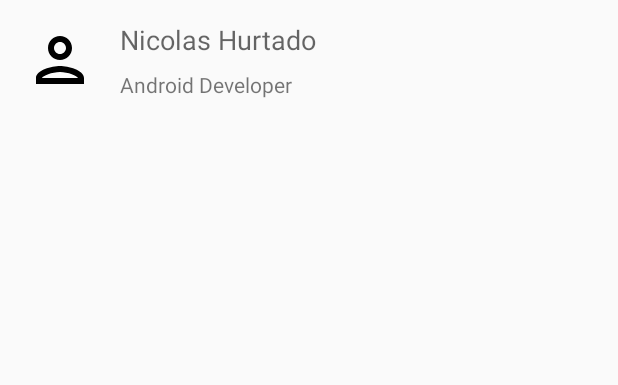
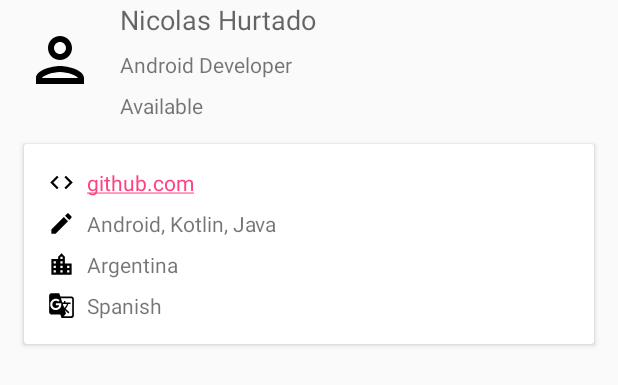
Before and after one commit to nicolashleon/PagerApp, an Android app: the layout item_team_member.xml on its own in the app's theme, with its tools: preview values and no code run, on a phone screen of 412 x 824 dp. Shown: the top 385 px of the screen. Run offline under Robolectric (Android 15) with nearby library versions, the phone set to English and light mode, and no system bars.

Commit message:
Added additional information cardview to display the extra data about each of the team members.

```diff
--- a/app/build.gradle
+++ b/app/build.gradle
@@ -32,6 +32,7 @@ dependencies {
     implementation "org.jetbrains.kotlin:kotlin-stdlib-jdk7:$kotlin_version"
 
     implementation 'com.android.support:appcompat-v7:27.1.1'
+    implementation 'com.android.support:cardview-v7:27.1.1'
     implementation 'com.android.support.constraint:constraint-layout:1.1.2'
     implementation 'com.android.support:design:27.1.1'
 
--- a/app/src/main/java/com/pager/teamapp/TeamRepository.kt
+++ b/app/src/main/java/com/pager/teamapp/TeamRepository.kt
@@ -33,7 +33,8 @@ class TeamRepository {
                         roles.getOrDefault(it.role.toString(), String.EMPTY_STRING()),
                         it.languages,
                         it.tags,
-                        it.location))
+                        it.location,
+                        github = it.github))
             }
             members
         })
--- /dev/null
+++ b/app/src/main/java/com/pager/teamapp/ui/TeamItemDecoration.kt
@@ -0,0 +1,14 @@
+package com.pager.teamapp.ui
+
+import android.graphics.Rect
+import android.support.v7.widget.RecyclerView
+import android.view.View
+import com.pager.teamapp.R
+
+class TeamItemDecoration : RecyclerView.ItemDecoration() {
+
+    override fun getItemOffsets(outRect: Rect?, view: View?, parent: RecyclerView?, state: RecyclerView.State?) {
+        super.getItemOffsets(outRect, view, parent, state)
+        outRect?.top = view?.resources?.getDimensionPixelOffset(R.dimen.item_decoration_offset) ?: 0
+    }
+}
--- a/app/src/main/java/com/pager/teamapp/ui/activities/TeamActivity.kt
+++ b/app/src/main/java/com/pager/teamapp/ui/activities/TeamActivity.kt
@@ -4,10 +4,9 @@ import android.os.Bundle
 import android.support.design.widget.Snackbar
 import android.support.v7.app.AppCompatActivity
 import android.support.v7.widget.LinearLayoutManager
-import android.view.Menu
-import android.view.MenuItem
 import android.view.View
 import com.pager.teamapp.R
+import com.pager.teamapp.ui.TeamItemDecoration
 import com.pager.teamapp.ui.adapters.TeamMembersAdapter
 import com.pager.teamapp.ui.models.TeamMember
 import com.pager.teamapp.ui.presenters.TeamMembersPresenter
@@ -30,6 +29,7 @@ class TeamActivity : AppCompatActivity(), TeamMembersView {
         supportActionBar?.title = getString(R.string.activity_team_toolbar_title)
         presenter = TeamMembersPresenter()
         recyclerView.layoutManager = LinearLayoutManager(this)
+        recyclerView.addItemDecoration(TeamItemDecoration())
         adapter = TeamMembersAdapter()
         recyclerView.adapter = adapter
 
@@ -58,7 +58,7 @@ class TeamActivity : AppCompatActivity(), TeamMembersView {
 
     override fun showError() {
         val snackbar = Snackbar.make(coordinatorLayout,
-                getString(R.string.activity_team_error_msg),
+                getString(R.string.txt_error_msg),
                 Snackbar.LENGTH_LONG)
 
         snackbar.setAction(getString(R.string.action_reload)) { presenter.getTeamMembers() }
--- a/app/src/main/java/com/pager/teamapp/ui/delegates/TeamMembersDelegateAdapter.kt
+++ b/app/src/main/java/com/pager/teamapp/ui/delegates/TeamMembersDelegateAdapter.kt
@@ -1,5 +1,6 @@
 package com.pager.teamapp.ui.delegates
 
+import android.support.v7.widget.CardView
 import android.support.v7.widget.RecyclerView.ViewHolder
 import android.view.LayoutInflater
 import android.view.ViewGroup
@@ -18,22 +19,41 @@ class TeamMembersDelegateAdapter : DelegateAdapter<TeamMembersDelegateAdapter.Te
 
     override fun onBindViewHolder(viewHolder: TeamMemberViewHolder, uiModel: TeamMember) {
         uiModel.apply {
+
             viewHolder.nameTextView.text = name
             viewHolder.roleTextView.text = role
-            if (!picture.isEmpty()) {
+
+            if (status.isNotEmpty()) {
+                viewHolder.statusTextView.text = status
+            }
+            if (picture.isNotEmpty()) {
                 Picasso.get().load(picture)
                         .transform(CircleTransform())
                         .placeholder(R.drawable.ic_avatar_outline_48dp)
                         .error(R.drawable.ic_avatar_outline_48dp)
                         .into(viewHolder.picture)
             }
+
+            viewHolder.apply {
+                githubHandleTextView.text = itemView.context.getString(R.string.txt_github_handle, github)
+                skillsTextView.text = skills.joinToString()
+                locationTextView.text = location
+                languagesTextView.text = languages.joinToString()
+            }
+
         }
     }
 
     class TeamMemberViewHolder(parent: ViewGroup) : ViewHolder(LayoutInflater.from(parent.context).inflate(R.layout.item_team_member, parent, false)) {
         val nameTextView: TextView by lazy { itemView.findViewById(R.id.nameTextView) as TextView }
         val roleTextView: TextView by lazy { itemView.findViewById(R.id.roleTextView) as TextView }
+        val statusTextView: TextView by lazy { itemView.findViewById(R.id.statusTextView) as TextView }
+        val githubHandleTextView: TextView by lazy { itemView.findViewById(R.id.githubHandleTextView) as TextView }
+        val skillsTextView: TextView by lazy { itemView.findViewById(R.id.skillsTextView) as TextView }
+        val locationTextView: TextView by lazy { itemView.findViewById(R.id.locationTextView) as TextView }
+        val languagesTextView: TextView by lazy { itemView.findViewById(R.id.languagesTextView) as TextView }
         val picture: ImageView by lazy { itemView.findViewById(R.id.imageView) as ImageView }
+        val additionalInformationCardView: CardView by lazy { itemView.findViewById(R.id.additionalInformationCardView) as CardView }
 
     }
 }
--- a/app/src/main/java/com/pager/teamapp/ui/models/TeamMember.kt
+++ b/app/src/main/java/com/pager/teamapp/ui/models/TeamMember.kt
@@ -8,7 +8,9 @@ data class TeamMember(var name: String = String.EMPTY_STRING(),
                       var languages: List<String> = ArrayList(),
                       var skills: List<String> = ArrayList(),
                       var location: String = String.EMPTY_STRING(),
-                      var status: String = String.EMPTY_STRING()) : DelegateUIModel {
+                      var status: String = String.EMPTY_STRING(),
+                      var github : String = String.EMPTY_STRING(),
+                      var isExpanded: Boolean = false) : DelegateUIModel {
     companion object {
         const val TEAM_MEMBER_VIEW_TYPE = 1
         fun getNameComparator(): Comparator<TeamMember> {
@@ -17,6 +19,4 @@ data class TeamMember(var name: String = String.EMPTY_STRING(),
     }
 
     override val viewType: Int = TEAM_MEMBER_VIEW_TYPE
-
-
 }
--- /dev/null
+++ b/app/src/main/res/drawable/ic_code_18dp.xml
@@ -0,0 +1,12 @@
+<?xml version="1.0" encoding="utf-8"?>
+<vector xmlns:android="http://schemas.android.com/apk/res/android"
+    android:width="18dp"
+    android:height="18dp"
+    android:viewportHeight="24"
+    android:viewportWidth="24">
+
+    <path android:pathData="M0 0h24v24H0V0z" />
+    <path
+        android:fillColor="#000000"
+        android:pathData="M9.4 16.6L4.8 12l4.6-4.6L8 6l-6 6 6 6 1.4-1.4zm5.2 0l4.6-4.6-4.6-4.6L16 6l6 6-6 6-1.4-1.4z" />
+</vector>
--- /dev/null
+++ b/app/src/main/res/drawable/ic_languages_18dp.xml
@@ -0,0 +1,13 @@
+<?xml version="1.0" encoding="utf-8"?>
+<vector xmlns:android="http://schemas.android.com/apk/res/android"
+    android:width="18dp"
+    android:height="18dp"
+    android:viewportHeight="24"
+    android:viewportWidth="24">
+
+    <path
+        android:fillColor="#000000"
+        android:pathData="M21 4H11l-1-3H3c-1.1 0-2 0.9-2 2v15c0 1.1 0.9 2 2 2h8l1 3h9c1.1 0 2-0.9 2-2V6c0-1.1-0.9-2-2-2zM7 16c-2.76 0-5-2.24-5-5s2.24-5 5-5c1.35 0 2.48 0.5 3.35 1.3L9.03 8.57c-0.38-0.36-1.04-0.78-2.03-0.78-1.74 0-3.15 1.44-3.15 3.21S5.26 14.21 7 14.21c2.01 0 2.84-1.44 2.92-2.41H7v-1.71h4.68c0.07 0.31 0.12 0.61 0.12 1.02C11.8 13.97 9.89 16 7 16zm6.17-5.42h3.7c-0.43 1.25-1.11 2.43-2.05 3.47-0.31-0.35-0.6-0.72-0.86-1.1l-0.79-2.37zm8.33 9.92c0 0.55-0.45 1-1 1H14l2-2.5-1.04-3.1 3.1 3.1 0.92 -0.92-3.3-3.25 0.02 -0.02c1.13-1.25 1.93-2.69 2.4-4.22H20v-1.3h-4.53V8h-1.29v1.29h-1.44L11.46 5.5h9.04c0.55 0 1 0.45 1 1v14z" />
+    <path android:pathData="M0 0h24v24H0zm0 0h24v24H0z" />
+
+</vector>
--- /dev/null
+++ b/app/src/main/res/drawable/ic_location_18dp.xml
@@ -0,0 +1,13 @@
+<?xml version="1.0" encoding="utf-8"?>
+<vector xmlns:android="http://schemas.android.com/apk/res/android"
+    android:width="18dp"
+    android:height="18dp"
+    android:viewportWidth="24"
+    android:viewportHeight="24">
+
+    <path
+        android:fillColor="#000000"
+        android:pathData="M15 11V5l-3-3-3 3v2H3v14h18V11h-6zm-8 8H5v-2h2v2zm0-4H5v-2h2v2zm0-4H5V9h2v2zm6 8h-2v-2h2v2zm0-4h-2v-2h2v2zm0-4h-2V9h2v2zm0-4h-2V5h2v2zm6 12h-2v-2h2v2zm0-4h-2v-2h2v2z" />
+    <path
+        android:pathData="M0 0h24v24H0z" />
+</vector>
--- /dev/null
+++ b/app/src/main/res/drawable/ic_skills_18dp.xml
@@ -0,0 +1,13 @@
+<?xml version="1.0" encoding="utf-8"?>
+<vector xmlns:android="http://schemas.android.com/apk/res/android"
+    android:width="18dp"
+    android:height="18dp"
+    android:viewportWidth="24"
+    android:viewportHeight="24">
+
+    <path
+        android:fillColor="#000000"
+        android:pathData="M3 17.25V21h3.75L17.81 9.94l-3.75-3.75L3 17.25zM20.71 7.04c0.39-0.39 0.39 -1.02 0-1.41l-2.34-2.34c-0.39-0.39-1.02-0.39-1.41 0l-1.83 1.83 3.75 3.75 1.83-1.83z" />
+    <path
+        android:pathData="M0 0h24v24H0z" />
+</vector>
--- a/app/src/main/res/layout/item_team_member.xml
+++ b/app/src/main/res/layout/item_team_member.xml
@@ -1,13 +1,18 @@
 <?xml version="1.0" encoding="utf-8"?>
-<android.support.constraint.ConstraintLayout xmlns:android="http://schemas.android.com/apk/res/android"
+<LinearLayout xmlns:android="http://schemas.android.com/apk/res/android"
     xmlns:app="http://schemas.android.com/apk/res-auto"
     xmlns:tools="http://schemas.android.com/tools"
+    android:layout_width="match_parent"
+    android:layout_height="wrap_content"
+    android:orientation="vertical">
+
+    <android.support.constraint.ConstraintLayout
         android:layout_width="match_parent"
         android:layout_height="wrap_content">
 
         <ImageView
             android:id="@+id/imageView"
-        android:layout_width="@dimen/team_member_picture_size"
+            android:layout_width="48dp"
             android:layout_height="@dimen/team_member_picture_size"
             android:layout_margin="@dimen/normal_margin"
             android:src="@drawable/ic_avatar_outline_48dp"
@@ -15,7 +20,8 @@
             app:layout_constraintEnd_toEndOf="parent"
             app:layout_constraintHorizontal_bias="0.0"
             app:layout_constraintStart_toStartOf="parent"
-        app:layout_constraintTop_toTopOf="parent" />
+            app:layout_constraintTop_toTopOf="parent"
+            app:layout_constraintVertical_bias="0.5" />
 
 
         <LinearLayout
@@ -46,7 +52,75 @@
                 android:layout_marginTop="@dimen/half_margin"
                 tools:text="Android Developer" />
 
+            <TextView
+                android:id="@+id/statusTextView"
+                style="@style/Base.TextAppearance.AppCompat.Small"
+                android:layout_width="match_parent"
+                android:layout_height="wrap_content"
+                android:layout_marginTop="@dimen/half_margin"
+                android:text="Available"
+                tools:text="Available" />
+
         </LinearLayout>
 
+    </android.support.constraint.ConstraintLayout>
 
-</android.support.constraint.ConstraintLayout>
+    <android.support.v7.widget.CardView
+        android:id="@+id/additionalInformationCardView"
+        android:layout_width="match_parent"
+        android:layout_height="wrap_content"
+        android:layout_gravity="center"
+        android:layout_margin="@dimen/normal_margin">
+
+        <LinearLayout
+            android:layout_width="match_parent"
+            android:layout_height="wrap_content"
+            android:layout_margin="@dimen/normal_margin"
+            android:orientation="vertical">
+
+            <TextView
+                android:id="@+id/githubHandleTextView"
+                style="@style/Base.TextAppearance.AppCompat.Small"
+                android:layout_width="wrap_content"
+                android:layout_height="wrap_content"
+                android:autoLink="web"
+                android:drawablePadding="@dimen/half_margin"
+                android:drawableStart="@drawable/ic_code_18dp"
+                tools:text="github.com" />
+
+            <TextView
+                android:id="@+id/skillsTextView"
+                style="@style/Base.TextAppearance.AppCompat.Small"
+                android:layout_width="wrap_content"
+                android:layout_height="wrap_content"
+                android:layout_marginTop="@dimen/half_margin"
+                android:drawablePadding="@dimen/half_margin"
+                android:drawableStart="@drawable/ic_skills_18dp"
+                tools:text="Android, Kotlin, Java" />
+
+            <TextView
+                android:id="@+id/locationTextView"
+                style="@style/Base.TextAppearance.AppCompat.Small"
+                android:layout_width="wrap_content"
+                android:layout_height="wrap_content"
+                android:layout_marginTop="@dimen/half_margin"
+                android:drawablePadding="@dimen/half_margin"
+                android:drawableStart="@drawable/ic_location_18dp"
+                tools:text="Argentina" />
+
+            <TextView
+                android:id="@+id/languagesTextView"
+                style="@style/Base.TextAppearance.AppCompat.Small"
+                android:layout_width="wrap_content"
+                android:layout_height="wrap_content"
+                android:layout_marginTop="@dimen/half_margin"
+                android:drawablePadding="@dimen/half_margin"
+                android:drawableStart="@drawable/ic_languages_18dp"
+                tools:text="Spanish" />
+
+        </LinearLayout>
+
+    </android.support.v7.widget.CardView>
+
+
+</LinearLayout>
--- a/app/src/main/res/values/dimens.xml
+++ b/app/src/main/res/values/dimens.xml
@@ -2,4 +2,5 @@
     <dimen name="normal_margin">16dp</dimen>
     <dimen name="half_margin">8dp</dimen>
     <dimen name="team_member_picture_size">48dp</dimen>
+    <dimen name="item_decoration_offset">16dp</dimen>
 </resources>
--- a/app/src/main/res/values/strings.xml
+++ b/app/src/main/res/values/strings.xml
@@ -1,7 +1,7 @@
 <resources>
-    <string name="app_name">TeamApp</string>
-    <string name="action_settings">Settings</string>
+    <string name="app_name">Pager Team App</string>
     <string name="activity_team_toolbar_title">Pager Team</string>
-    <string name="activity_team_error_msg">Error loading team members</string>
+    <string name="txt_error_msg">Error loading team members</string>
     <string name="action_reload">RELOAD</string>
+    <string name="txt_github_handle" translatable="false">https://github.com/%1$s</string>
 </resources>
```
Lines whose indentation alone changed are shown as unchanged.
